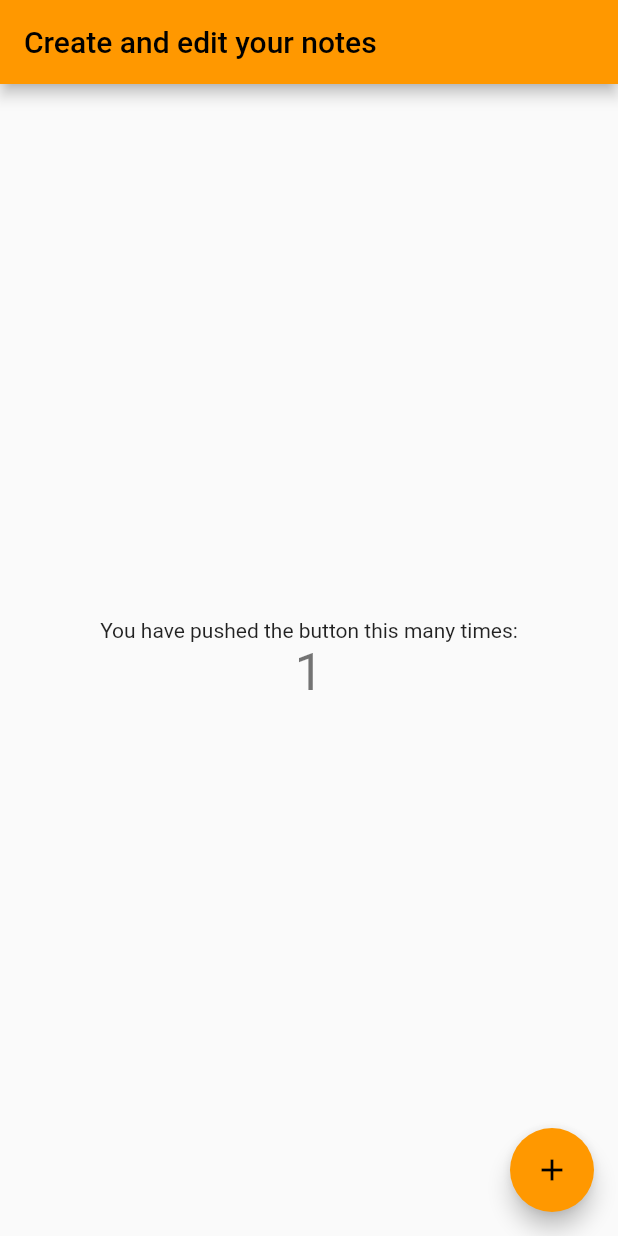
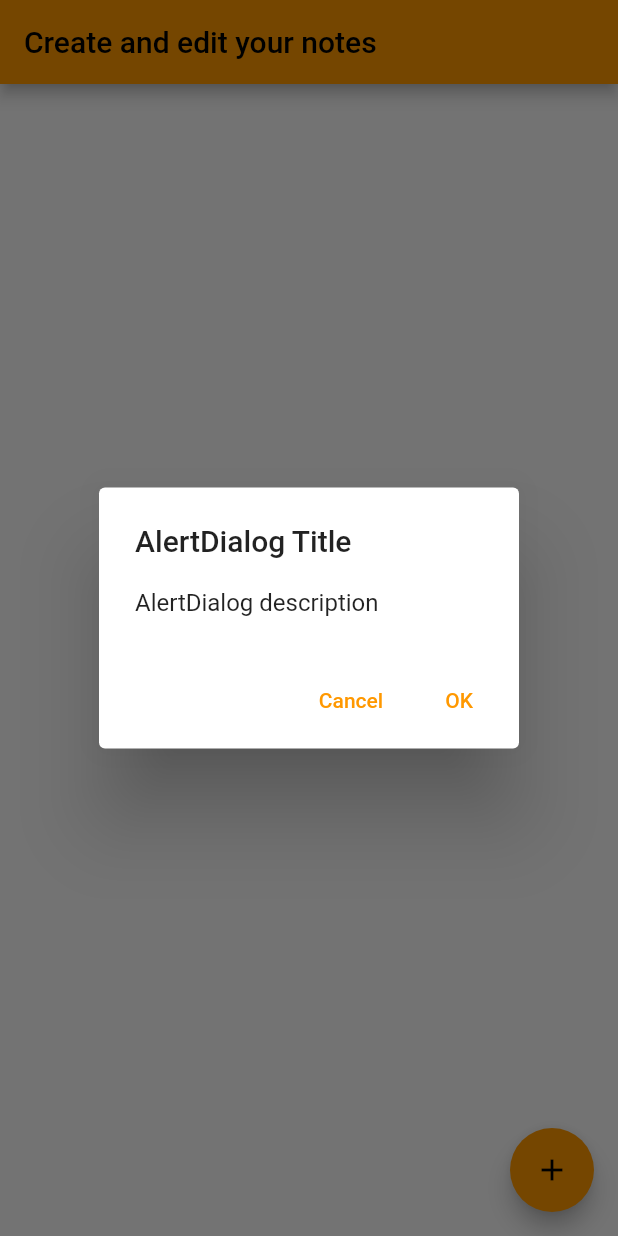
Before and after one commit to Leozenbergs/flutter-notes, a Flutter app: the screen it shows after launch, after a tap on the "add" icon, on a phone screen of 412 x 824 dp. Run offline on Flutter 3.47's test engine with Material 2 defaults, Android fonts, the phone set to English and light mode, and no system bars.

Commit message:
feat: implements dialog to bottom button

```diff
--- a/lib/components/notes.dart
+++ b/lib/components/notes.dart
@@ -10,11 +10,11 @@ class Notes extends StatefulWidget {
 }
 
 class _NotesState extends State<Notes> {
-  int _counter = 0;
+  List _notes = [];
 
   void _incrementCounter() {
     setState(() {
-      _counter++;
+      _notes.add({'title': 'teste', 'description': 'aaaaa'});
     });
   }
 
@@ -28,21 +28,34 @@ class _NotesState extends State<Notes> {
         child: Column(
           mainAxisAlignment: MainAxisAlignment.center,
           children: <Widget>[
-            const Text(
-              'You have pushed the button this many times:',
-            ),
             Text(
-              '$_counter',
+              '$_notes',
               style: Theme.of(context).textTheme.headline4,
             ),
           ],
         ),
       ),
       floatingActionButton: FloatingActionButton(
-        onPressed: _incrementCounter,
-        tooltip: 'Increment',
+        onPressed: () => showDialog<String>(
+          context: context,
+          builder: (BuildContext context) => AlertDialog(
+            title: const Text('AlertDialog Title'),
+            content: const Text('AlertDialog description'),
+            actions: <Widget>[
+              TextButton(
+                onPressed: () => Navigator.pop(context, 'Cancel'),
+                child: const Text('Cancel'),
+              ),
+              TextButton(
+                onPressed: () => Navigator.pop(context, 'OK'),
+                child: const Text('OK'),
+              ),
+            ],
+          ),
+        ),
+        tooltip: 'Add note',
         child: const Icon(Icons.add),
-      ), // This trailing comma makes auto-formatting nicer for build methods.
+      ),
     );
   }
 }
--- a/lib/main.dart
+++ b/lib/main.dart
@@ -15,8 +15,16 @@ class MyApp extends StatelessWidget {
     return MaterialApp(
       title: 'Flutter Notes',
       theme: ThemeData(
+        brightness: Brightness.light,
         primarySwatch: Colors.orange,
+        /* light theme settings */
       ),
+      darkTheme: ThemeData(
+        brightness: Brightness.dark,
+        primarySwatch: Colors.orange,
+        /* dark theme settings */
+      ),
+      themeMode: ThemeMode.light,
       home: const Notes(title: 'Create and edit your notes'),
     );
   }
```
